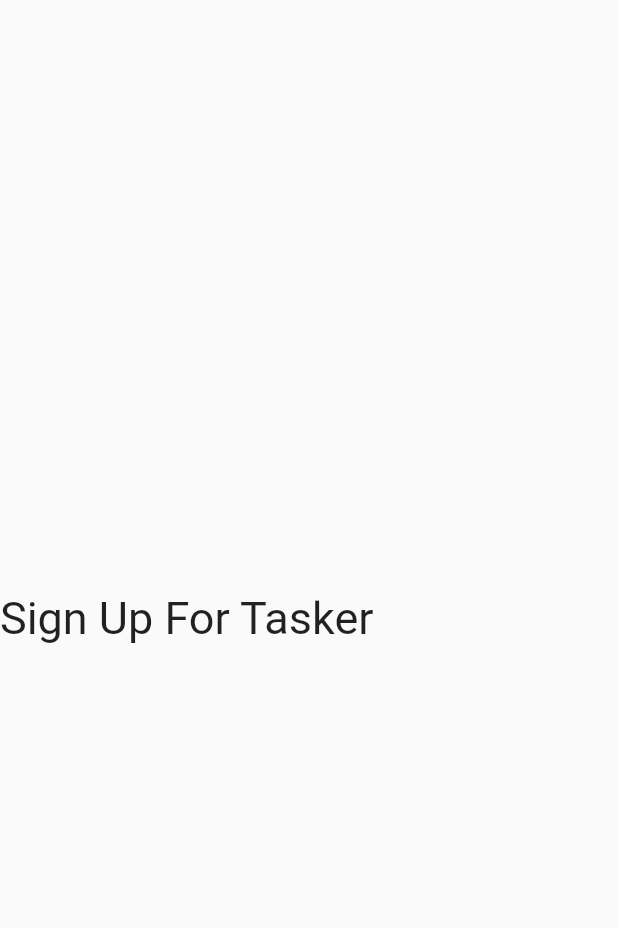
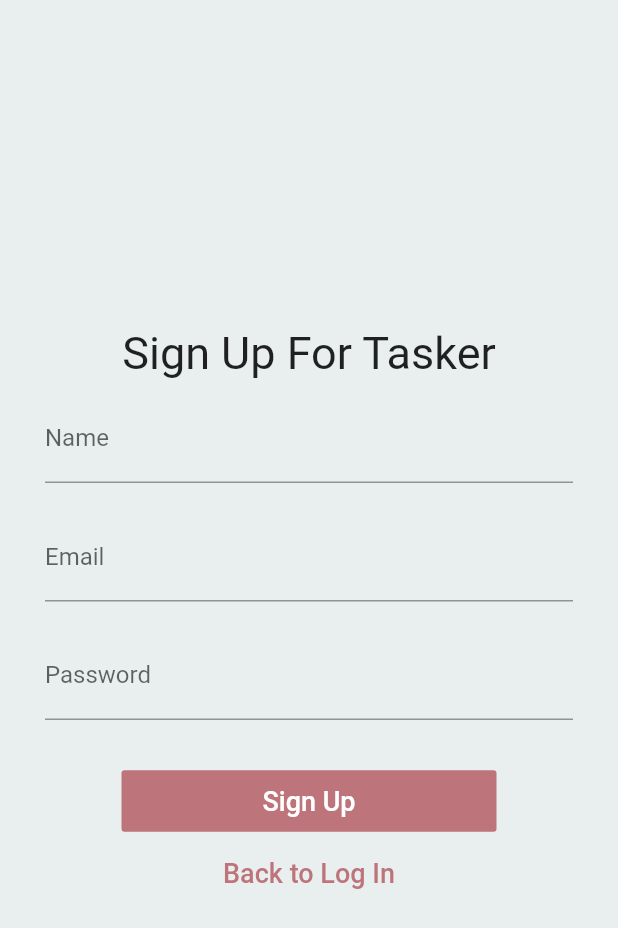
Before and after one commit to CaroMen/Tasker, a Flutter app: the SignupScreen screen opened by its route, on a phone screen of 412 x 824 dp. Shown: the top 928 px of the screen. Run offline on Flutter 3.47's test engine with Material 2 defaults, Android fonts, the phone set to English and light mode, and no system bars; our stand-ins replace cloud_firestore, firebase_auth; accounts and stored records are empty.

```diff
--- a/lib/screens/signup_screen.dart
+++ b/lib/screens/signup_screen.dart
@@ -1,4 +1,5 @@
 import 'package:flutter/material.dart';
+import 'package:tasker/services/auth_service.dart';
 
 class SignupScreen extends StatefulWidget {
   static final String id = 'signup_screen';
@@ -9,12 +10,22 @@ class SignupScreen extends StatefulWidget {
 
 class _SignupScreenState extends State<SignupScreen> {
   final _formKey = GlobalKey<FormState>();
+  String _name, _email, _password;
+
+  _submit() {
+    if (_formKey.currentState.validate()) {
+      _formKey.currentState.save();
+
+      AuthService.signUp(context, _name, _email, _password);
+    }
+  }
 
   @override
   Widget build(BuildContext context) {
     return Scaffold(
       body: SingleChildScrollView(
         child: Container(
+          color: Color(0xFFE9EFEF),
           height: MediaQuery.of(context).size.height,
           child: Column(
             mainAxisAlignment: MainAxisAlignment.center,
@@ -24,6 +35,85 @@ class _SignupScreenState extends State<SignupScreen> {
                 'Sign Up For Tasker',
                 style: TextStyle(fontSize: 30.0),
               ),
+              Form(
+                key: _formKey,
+                child: Column(
+                  mainAxisAlignment: MainAxisAlignment.center,
+                  children: <Widget>[
+                    Padding(
+                      padding: EdgeInsets.symmetric(
+                        horizontal: 30.0,
+                        vertical: 10.0,
+                      ),
+                      child: TextFormField(
+                        decoration: InputDecoration(labelText: 'Name'),
+                        validator: (input) => input.trim().isEmpty
+                            ? 'Please enter a valid name'
+                            : null,
+                        onSaved: (input) => _name = input,
+                      ),
+                    ),
+                    Padding(
+                      padding: EdgeInsets.symmetric(
+                        horizontal: 30.0,
+                        vertical: 10.0,
+                      ),
+                      child: TextFormField(
+                        decoration: InputDecoration(labelText: 'Email'),
+                        validator: (input) => !input.contains('@')
+                            ? 'Please enter a valid email'
+                            : null,
+                        onSaved: (input) => _email = input,
+                      ),
+                    ),
+                    Padding(
+                      padding: EdgeInsets.symmetric(
+                        horizontal: 30.0,
+                        vertical: 10.0,
+                      ),
+                      child: TextFormField(
+                        decoration: InputDecoration(labelText: 'Password'),
+                        validator: (input) => input.length < 6
+                            ? 'Password must contain at least 6 characters'
+                            : null,
+                        onSaved: (input) => _password = input,
+                        obscureText: true,
+                      ),
+                    ),
+                    SizedBox(height: 20.0),
+                    Container(
+                      width: 250.0,
+                      child: FlatButton(
+                        onPressed: _submit,
+                        color: Color(0xFFBD747B),
+                        padding: EdgeInsets.all(10.0),
+                        child: Text(
+                          'Sign Up',
+                          style: TextStyle(
+                            color: Colors.white,
+                            fontSize: 18.0,
+                          ),
+                        ),
+                      ),
+                    ),
+                    Container(
+                      width: 250.0,
+                      child: FlatButton(
+                        onPressed: () => Navigator.pop(context),
+                        color: Color(0xFFE9EFEF),
+                        padding: EdgeInsets.all(10.0),
+                        child: Text(
+                          'Back to Log In',
+                          style: TextStyle(
+                            color: Color(0xFFBD747B),
+                            fontSize: 18.0,
+                          ),
+                        ),
+                      ),
+                    ),
+                  ],
+                ),
+              ),
             ],
           ),
         ),
--- /dev/null
+++ b/lib/services/auth_service.dart
@@ -0,0 +1,40 @@
+import 'package:cloud_firestore/cloud_firestore.dart';
+import 'package:firebase_auth/firebase_auth.dart';
+import 'package:flutter/material.dart';
+import 'package:tasker/screens/dashboard.dart';
+import 'package:tasker/screens/login_screen.dart';
+
+class AuthService {
+  static final _auth = FirebaseAuth.instance;
+  static final _firestore = Firestore.instance;
+
+  static void signUp(
+      BuildContext context, String name, String email, String password) async {
+    try {
+      AuthResult authResult = await _auth.createUserWithEmailAndPassword(
+        email: email,
+        password: password,
+      );
+      FirebaseUser signedInUser = authResult.user;
+      if (signedInUser != null) {
+        _firestore.collection('/users').document(signedInUser.uid).setData({
+          'name': name,
+          'email': email,
+          'profileImgUrl': '',
+        });
+        Navigator.pushReplacementNamed(context, DashboardScreen.id);
+      }
+    } catch (e) {
+      print(e);
+    }
+  }
+
+  static void logout(BuildContext context) {
+    _auth.signOut();
+    Navigator.pushReplacementNamed(context, LoginScreen.id);
+  }
+
+  static void login(String email, String password) async {
+    _auth.signInWithEmailAndPassword(email: email, password: password);
+  }
+}
--- a/pubspec.yaml
+++ b/pubspec.yaml
@@ -28,6 +28,10 @@ dependencies:
   # The following adds the Cupertino Icons font to your application.
   # Use with the CupertinoIcons class for iOS style icons.
   cupertino_icons: ^0.1.3
+  firebase_core: ^0.4.0+9
+  firebase_analytics: ^5.0.2
+  firebase_auth: ^0.14.0+5
+  cloud_firestore: ^0.12.9+4
 
 dev_dependencies:
   flutter_test:
```
Also changed, not shown: lib/main.dart (+16 -2 lines), lib/screens/dashboard.dart (added, +23 -0 lines), lib/screens/login_screen.dart (+28 -5 lines), pubspec.lock, 11 other files.
